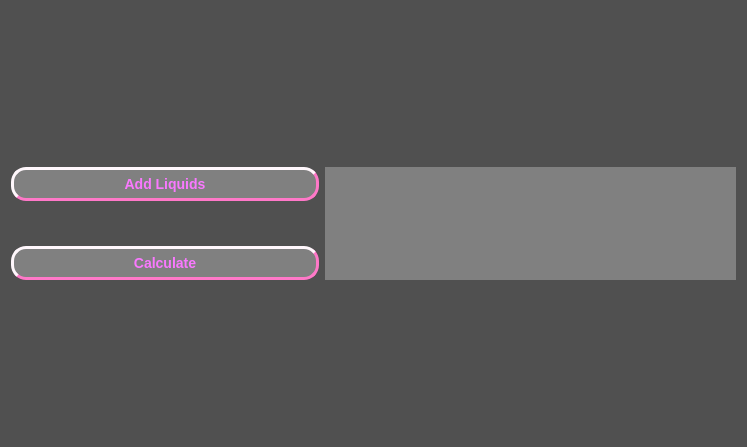
First picture: the form in interfaces/setting_widget.ui, repository plailok/python_SurfaceFreeEnergy_pyqt, before the edit.
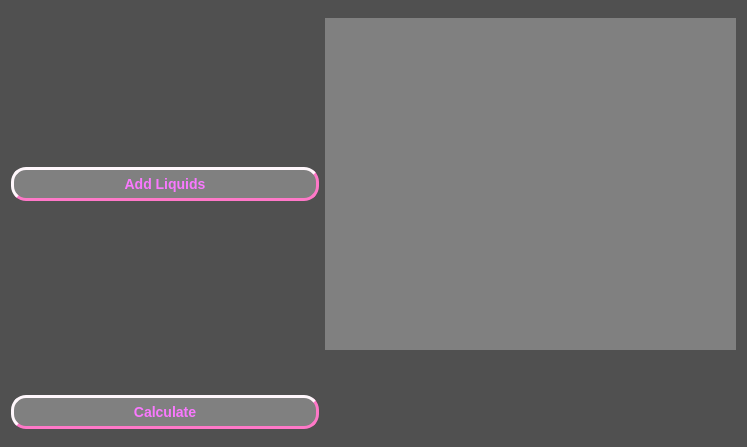
Second picture: the form after the edit.

```diff
--- a/interfaces/setting_widget.ui
+++ b/interfaces/setting_widget.ui
@@ -49,7 +49,7 @@
   </property>
   <layout class="QGridLayout" name="gridLayout_3">
    <item row="0" column="0">
-    <layout class="QGridLayout" name="gridLayout" rowstretch="1,3,1" columnstretch="3,4">
+    <layout class="QGridLayout" name="gridLayout" rowstretch="1,3,1" columnstretch="3,4,0">
      <property name="topMargin">
       <number>7</number>
      </property>
@@ -101,7 +101,7 @@
        </property>
       </layout>
      </item>
-     <item row="0" column="1" rowspan="3">
+     <item row="0" column="1">
       <widget class="QTableWidget" name="tableWidget">
        <property name="sizePolicy">
         <sizepolicy hsizetype="Expanding" vsizetype="Expanding">
```
